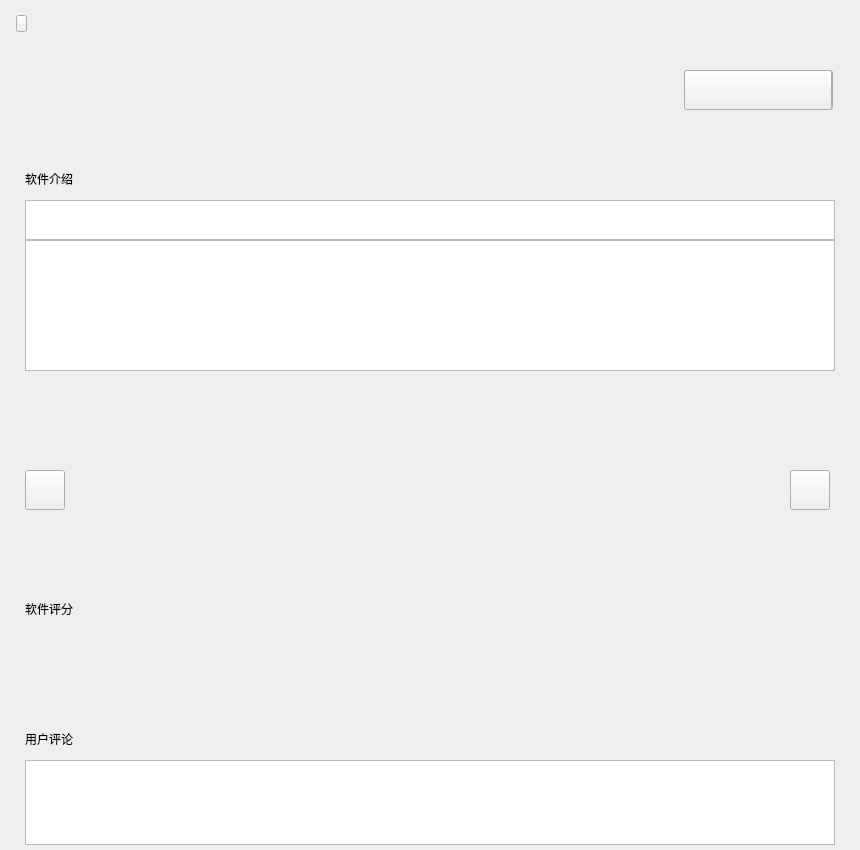
The window that ui/detailw.ui (pombredanne/software-center) describes before a commit, drawn with Qt 5.
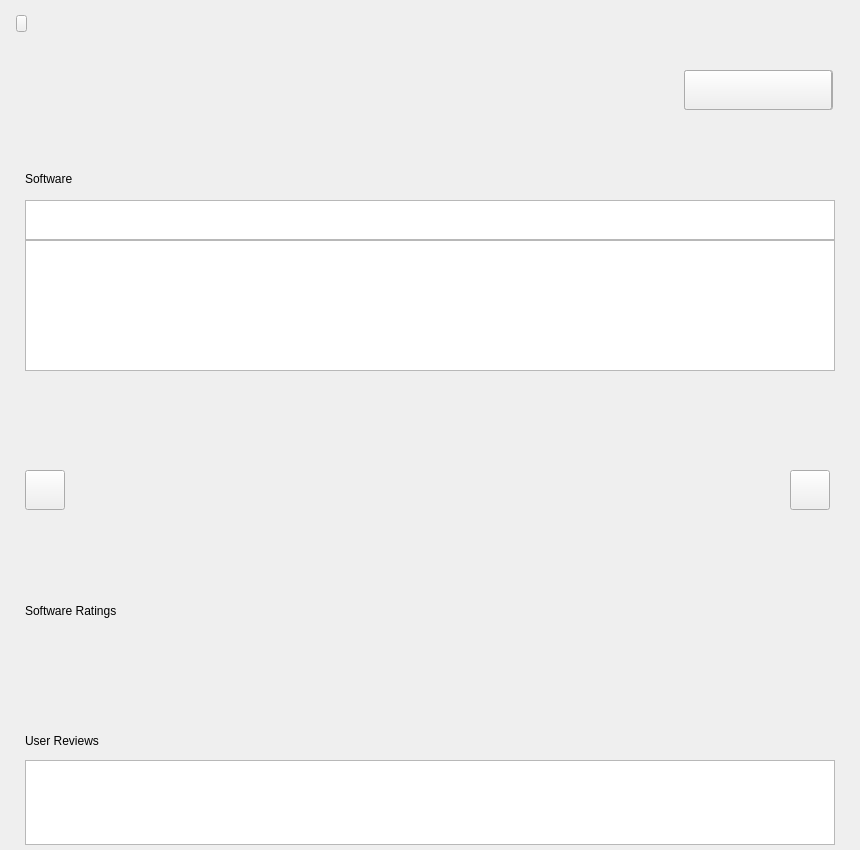
The same window after the commit.

Commit message: add some translate strings

```diff
--- a/ui/detailw.ui
+++ b/ui/detailw.ui
@@ -117,7 +117,7 @@
     </rect>
    </property>
    <property name="text">
-    <string>软件介绍</string>
+    <string>Software</string>
    </property>
   </widget>
   <widget class="QTextEdit" name="summary">
@@ -184,12 +184,12 @@
     <rect>
      <x>25</x>
      <y>730</y>
-     <width>66</width>
-     <height>17</height>
+     <width>101</width>
+     <height>21</height>
     </rect>
    </property>
    <property name="text">
-    <string>用户评论</string>
+    <string>User Reviews</string>
    </property>
   </widget>
   <widget class="QListWidget" name="reviewListWidget">
@@ -262,12 +262,12 @@
     <rect>
      <x>25</x>
      <y>600</y>
-     <width>66</width>
-     <height>17</height>
+     <width>121</width>
+     <height>21</height>
     </rect>
    </property>
    <property name="text">
-    <string>软件评分</string>
+    <string>Software Ratings</string>
    </property>
   </widget>
   <widget class="QPushButton" name="btnUpdate">
```
The commit also changes 2 other files.
